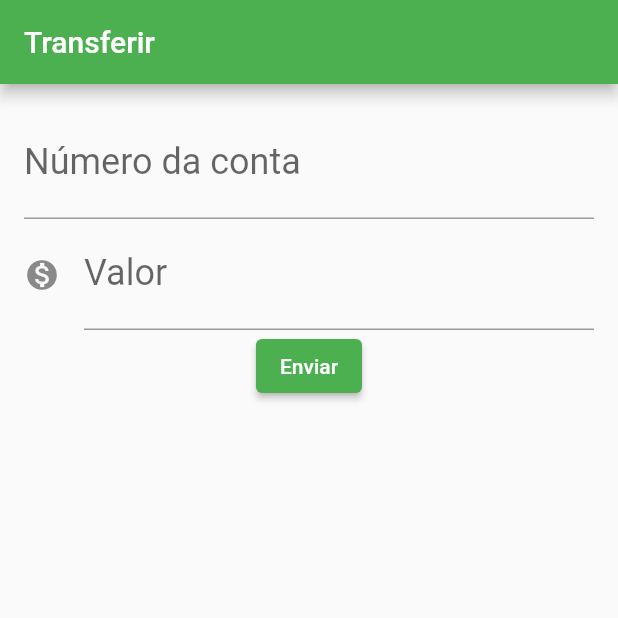
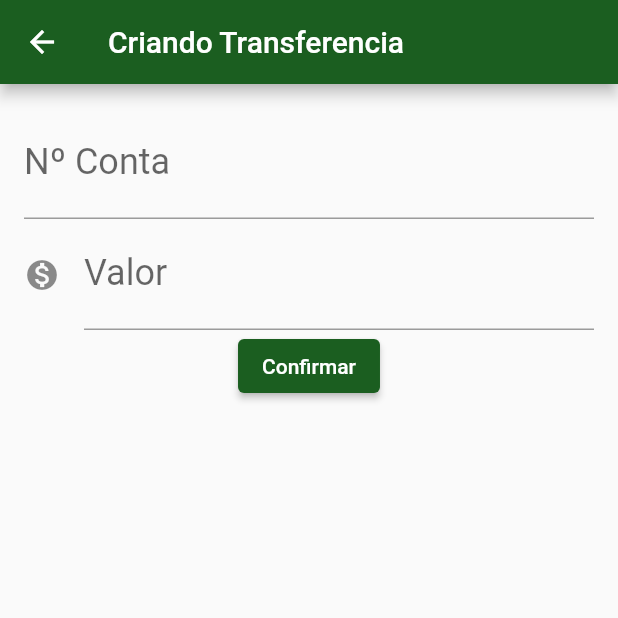
Before and after one commit to renanponick/bytebank, a Flutter app: the FormTransf screen opened directly, on a phone screen of 412 x 824 dp, the top half of it. Run offline on Flutter 3.47's test engine with Material 2 defaults, Android fonts, the phone set to English and light mode, and no system bars.

Commit message:
Aula Final

```diff
--- /dev/null
+++ b/lib/components/editor.dart
@@ -0,0 +1,30 @@
+import 'package:flutter/material.dart';
+
+class Editor extends StatelessWidget {
+  const Editor({
+    Key? key,
+    required this.controller,
+    required this.rotulo,
+    required this.dica,
+    this.icon,
+  }) : super(key: key);
+
+  final TextEditingController controller;
+  final String rotulo;
+  final String dica;
+  final IconData? icon;
+
+  @override
+  Widget build(BuildContext context) {
+    return TextFormField(
+      controller: controller,
+      style: TextStyle(fontSize: 24),
+      keyboardType: TextInputType.number,
+      decoration: InputDecoration(
+        icon: icon != null ? Icon(icon) : null,
+        labelText: rotulo,
+        hintText: dica,
+      ),
+    );
+  }
+}
--- a/lib/main.dart
+++ b/lib/main.dart
@@ -1,5 +1,4 @@
-// ignore_for_file: prefer_const_constructors
-
+import 'package:bytebank/screens/transferencia/lista.dart';
 import 'package:flutter/material.dart';
 
 void main() {
@@ -13,122 +12,12 @@ class BytebankApp extends StatelessWidget {
   Widget build(BuildContext context) {
     return MaterialApp(
       theme: ThemeData(
-        primarySwatch: Colors.green,
+        colorScheme: ColorScheme.fromSwatch().copyWith(
+          primary: Colors.green[900],
+          secondary: Colors.blue[700],
+        ),
       ),
-      home: Scaffold(
-        body: FormTransf(),
-      ),
+      home: Listagem(),
     );
   }
 }
-
-class FormTransf extends StatelessWidget {
-  FormTransf({Key? key}) : super(key: key);
-
-  final TextEditingController _controllerCampoConta = TextEditingController();
-  final TextEditingController _controllerCampoValor = TextEditingController();
-
-  @override
-  Widget build(BuildContext context) {
-    return Scaffold(
-      appBar: AppBar(
-        title: Text('Transferir'),
-      ),
-      body: Padding(
-        padding: const EdgeInsets.all(16.0),
-        child: Column(
-          children: [
-            TextFormField(
-              controller: _controllerCampoConta,
-              style: TextStyle(fontSize: 24),
-              keyboardType: TextInputType.number,
-              decoration: InputDecoration(
-                labelText: 'Número da conta',
-                hintText: '0000',
-              ),
-            ),
-            TextFormField(
-              controller: _controllerCampoValor,
-              style: TextStyle(fontSize: 24),
-              keyboardType: TextInputType.number,
-              decoration: InputDecoration(
-                icon: Icon(Icons.monetization_on),
-                labelText: 'Valor',
-                hintText: '0,00',
-              ),
-            ),
-            ElevatedButton(
-              onPressed: () {
-                final valor = double.tryParse(_controllerCampoValor.text);
-                final conta = int.tryParse(_controllerCampoConta.text);
-                if (valor != null && conta != null) {
-                  final createdTransfer = Transfer(valor, conta);
-                  print(createdTransfer);
-                }
-              },
-              child: Text('Enviar'),
-            ),
-          ],
-        ),
-      ),
-    );
-  }
-}
-
-// Aula 1
-
-class List extends StatelessWidget {
-  const List({Key? key}) : super(key: key);
-
-  @override
-  Widget build(BuildContext context) {
-    return Scaffold(
-      appBar: AppBar(
-        title: Text('Transferências'),
-      ),
-      body: Column(
-        children: <Widget>[
-          Item(transfer: Transfer(110.0, 1000)),
-          Item(transfer: Transfer(110.0, 1000)),
-          Item(transfer: Transfer(120.0, 1000)),
-        ],
-      ),
-      floatingActionButton: FloatingActionButton(
-        onPressed: () {},
-        child: Icon(Icons.add),
-      ),
-    );
-  }
-}
-
-class Item extends StatelessWidget {
-  final Transfer transfer;
-
-  const Item({
-    required this.transfer,
-    Key? key,
-  }) : super(key: key);
-
-  @override
-  Widget build(BuildContext context) {
-    return Card(
-      child: ListTile(
-        leading: Icon(Icons.monetization_on),
-        title: (Text(transfer.valor.toString())),
-        subtitle: (Text(transfer.conta.toString())),
-      ),
-    );
-  }
-}
-
-class Transfer {
-  final double valor;
-  final int conta;
-
-  Transfer(this.valor, this.conta);
-
-  @override
-  String toString() {
-    return 'Transferencia{valor: $valor, conta $conta}';
-  }
-}
--- /dev/null
+++ b/lib/models/transferencia.dart
@@ -0,0 +1,14 @@
+class Transfer {
+  final double valor;
+  final int conta;
+
+  Transfer(
+    this.valor,
+    this.conta,
+  );
+
+  @override
+  String toString() {
+    return 'Transferencia{valor: $valor, conta $conta}';
+  }
+}
--- /dev/null
+++ b/lib/screens/transferencia/formulario.dart
@@ -0,0 +1,67 @@
+import 'package:bytebank/components/editor.dart';
+import 'package:bytebank/models/transferencia.dart';
+import 'package:flutter/material.dart';
+
+const _tituloAppBar = 'Criando Transferencia';
+const _rotuloCampoValor = 'Valor';
+const _rotuloCampoConta = 'Nº Conta';
+const _dicaCampoValor = '0000';
+const _dicaCampoConta = '0000';
+const _textoBotaoConfirmar = 'Confirmar';
+
+class FormTransf extends StatefulWidget {
+  FormTransf({Key? key}) : super(key: key);
+
+  @override
+  State<StatefulWidget> createState() {
+    // TODO: implement createState
+    return FormularioTransferenciaState();
+  }
+}
+
+class FormularioTransferenciaState extends State<FormTransf> {
+  final TextEditingController _controllerCampoConta = TextEditingController();
+  final TextEditingController _controllerCampoValor = TextEditingController();
+
+  @override
+  Widget build(BuildContext context) {
+    return Scaffold(
+      appBar: AppBar(
+        title: Text(_tituloAppBar),
+      ),
+      body: Padding(
+        padding: const EdgeInsets.all(16.0),
+        child: SingleChildScrollView(
+          child: Column(
+            children: [
+              Editor(
+                controller: _controllerCampoConta,
+                rotulo: _rotuloCampoConta,
+                dica: _dicaCampoConta,
+              ),
+              Editor(
+                controller: _controllerCampoValor,
+                rotulo: _rotuloCampoValor,
+                dica: _dicaCampoValor,
+                icon: Icons.monetization_on,
+              ),
+              ElevatedButton(
+                onPressed: () => _criarTransferencia(context),
+                child: Text(_textoBotaoConfirmar),
+              ),
+            ],
+          ),
+        ),
+      ),
+    );
+  }
+
+  void _criarTransferencia(context) {
+    final valor = double.tryParse(_controllerCampoValor.text);
+    final conta = int.tryParse(_controllerCampoConta.text);
+    if (valor != null && conta != null) {
+      final createdTransfer = Transfer(valor, conta);
+      Navigator.pop(context, createdTransfer);
+    }
+  }
+}
```
Also changed, not shown: lib/screens/transferencia/lista.dart (added, +73 -0 lines), 1 other file.
